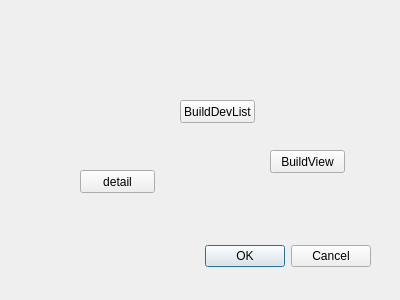
First picture: the form in CommandCenter/MainApp/zktestdialog.ui, repository LDevin/CommandCenter, before the edit.
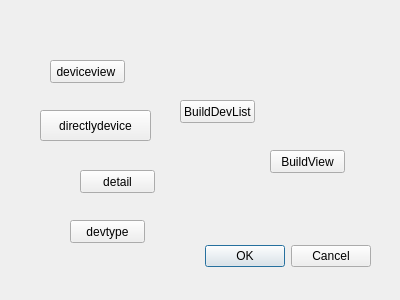
Second picture: the form after the edit.

Commit message: modified:   CommandCenter/Link/comm/linkdefines.h 	modified:   CommandCenter/Link/linkUrl.json 	modified:   CommandCenter/Link/slave.cpp 	modified:   CommandCenter/Link/slave.h 	modified:   CommandCenter/MainApp/zktestdialog.cpp 	modified:   CommandCenter/MainApp/zktestdialog.h 	modified:   CommandCenter/MainApp/zktestdialog.ui

```diff
--- a/CommandCenter/MainApp/zktestdialog.ui
+++ b/CommandCenter/MainApp/zktestdialog.ui
@@ -68,6 +68,45 @@
     <string>BuildView</string>
    </property>
   </widget>
+  <widget class="QPushButton" name="deviceview">
+   <property name="geometry">
+    <rect>
+     <x>50</x>
+     <y>60</y>
+     <width>75</width>
+     <height>23</height>
+    </rect>
+   </property>
+   <property name="text">
+    <string>deviceview </string>
+   </property>
+  </widget>
+  <widget class="QPushButton" name="devType">
+   <property name="geometry">
+    <rect>
+     <x>70</x>
+     <y>220</y>
+     <width>75</width>
+     <height>23</height>
+    </rect>
+   </property>
+   <property name="text">
+    <string>devtype</string>
+   </property>
+  </widget>
+  <widget class="QPushButton" name="directDev">
+   <property name="geometry">
+    <rect>
+     <x>40</x>
+     <y>110</y>
+     <width>111</width>
+     <height>31</height>
+    </rect>
+   </property>
+   <property name="text">
+    <string>directlydevice</string>
+   </property>
+  </widget>
  </widget>
  <resources/>
  <connections>
```
The commit also changes 6 other files.
